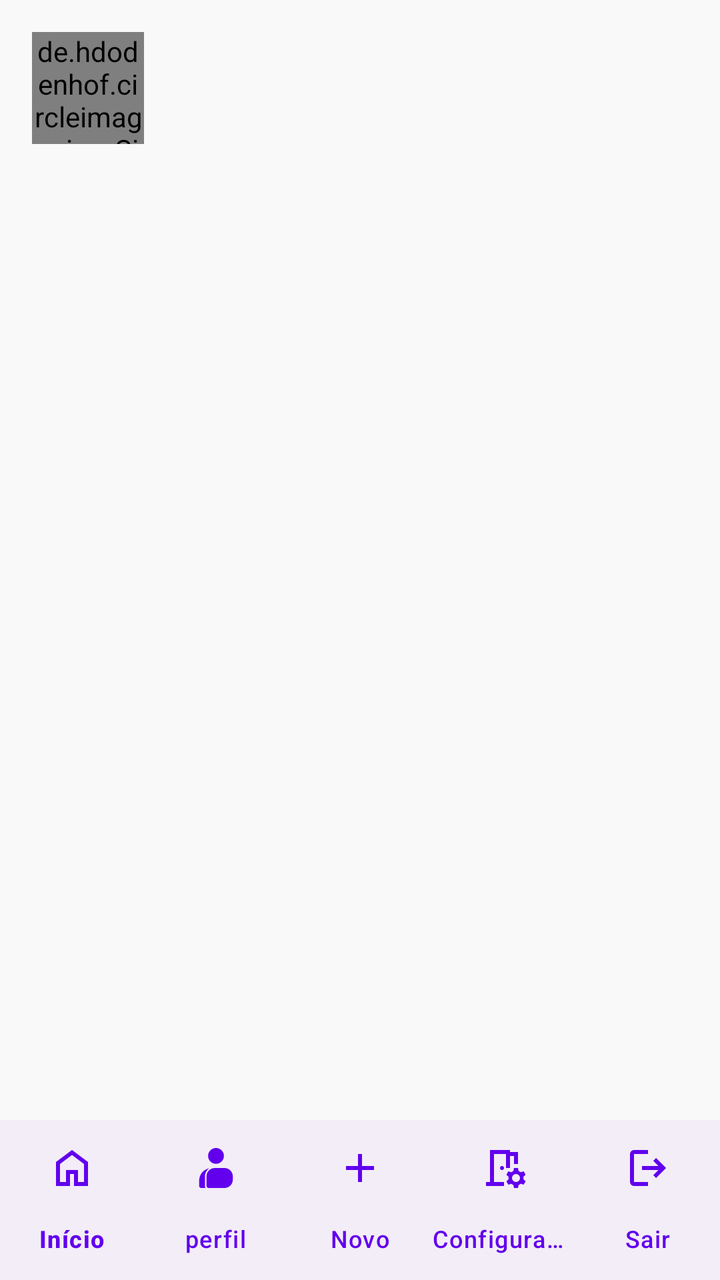
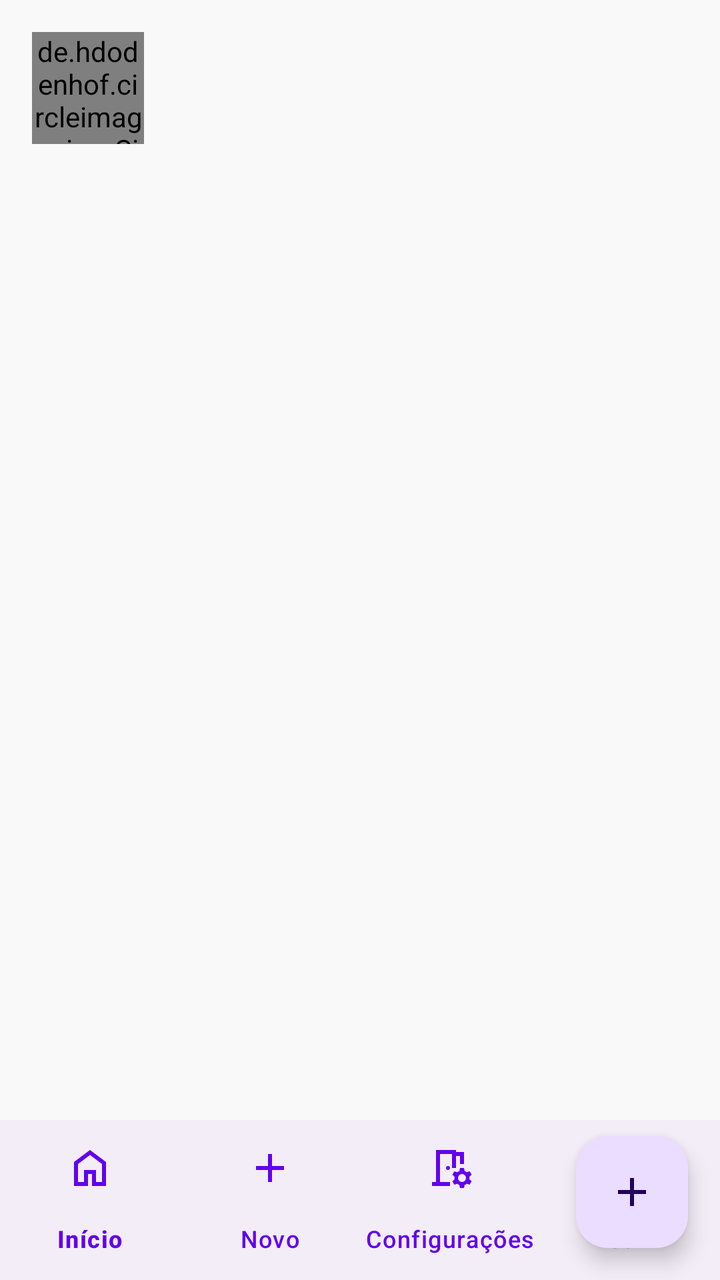

Two renders of the same Android screen: before a commit and after it. Below are the layout's source before the change and the commit's diff.
<!-- AndroidManifest.xml: application theme Theme.Miadot -->
<!-- res/layout/activity_feed.xml -->
<?xml version="1.0" encoding="utf-8"?>
<androidx.constraintlayout.widget.ConstraintLayout
    xmlns:android="http://schemas.android.com/apk/res/android"
    xmlns:app="http://schemas.android.com/apk/res-auto"
    xmlns:tools="http://schemas.android.com/tools"
    android:layout_width="match_parent"
    android:layout_height="match_parent"
    android:background="#F9F9F9"
    tools:context=".activities.FeedActivity">

    
    <de.hdodenhof.circleimageview.CircleImageView
        android:id="@+id/profileImage"
        android:layout_width="56dp"
        android:layout_height="56dp"
        android:layout_marginTop="16dp"
        android:layout_marginStart="16dp"
        android:src="@drawable/default_profile"
        app:civ_border_width="2dp"
        app:civ_border_color="@color/purple_500"
        app:layout_constraintTop_toTopOf="parent"
        app:layout_constraintStart_toStartOf="parent" />

    
    <androidx.recyclerview.widget.RecyclerView
        android:id="@+id/recyclerViewAnimais"
        android:layout_width="0dp"
        android:layout_height="0dp"
        android:padding="8dp"
        android:clipToPadding="false"
        app:layout_constraintTop_toBottomOf="@id/profileImage"
        app:layout_constraintBottom_toTopOf="@id/bottomNavigationView"
        app:layout_constraintStart_toStartOf="parent"
        app:layout_constraintEnd_toEndOf="parent"
        tools:ignore="UnknownId" />

    
    <com.google.android.material.bottomnavigation.BottomNavigationView
        android:id="@+id/bottomNavigationView"
        android:layout_width="0dp"
        android:layout_height="wrap_content"
        android:layout_marginTop="8dp"
        app:menu="@menu/menu_bottom"
        app:labelVisibilityMode="labeled"
        app:itemIconTint="@color/nav_item_color"
        app:itemTextColor="@color/nav_item_color"
        app:layout_constraintBottom_toBottomOf="parent"
        app:layout_constraintStart_toStartOf="parent"
        app:layout_constraintEnd_toEndOf="parent" />

</androidx.constraintlayout.widget.ConstraintLayout>
<!-- resources referenced by this layout -->
<resources>
  <color name="nav_item_color">#6200EE</color>
  <color name="purple_500">#FF6200EE</color>
  <!-- drawable default_profile (drawable) -->
  <vector xmlns:android="http://schemas.android.com/apk/res/android" android:height="24dp" android:tint="#000000" android:viewportHeight="960" android:viewportWidth="960" android:width="24dp">
        
      <path android:fillColor="@android:color/white" android:pathData="M185,880Q168,880 155.5,867.5Q143,855 143,838L143,733Q143,643 199,574Q255,505 343,486Q303,514 281,556.5Q259,599 259,648L259,838Q259,849 262,860Q265,871 272,880L185,880ZM332,880Q315,880 302.5,867.5Q290,855 290,838L290,648Q290,578 339.5,529Q389,480 459,480L648,480Q718,480 767,529Q816,578 816,648L816,712Q816,782 767,831Q718,880 648,880L332,880ZM480,396Q414,396 368,350Q322,304 322,238Q322,172 368,126Q414,80 480,80Q546,80 592,126Q638,172 638,238Q638,304 592,350Q546,396 480,396Z"/>
      
  </vector>
  <style name="Theme.Miadot" parent="Theme.Material3.DayNight.NoActionBar">
          
          <item name="colorPrimary">@color/purple_500</item>
          <item name="colorPrimaryDark">@color/purple_700</item>
          <item name="colorAccent">@color/teal_200</item>
      </style>
  <color name="purple_700">#FF3700B3</color>
  <color name="teal_200">#FF03DAC5</color>
</resources>

<!-- the commit's change to res/layout/activity_feed.xml (unified diff, before → after) -->
@@ -48,4 +48,13 @@
         app:layout_constraintStart_toStartOf="parent"
         app:layout_constraintEnd_toEndOf="parent" />
 
+    <com.google.android.material.floatingactionbutton.FloatingActionButton
+        android:id="@+id/fabAdicionar"
+        android:layout_width="wrap_content"
+        android:layout_height="wrap_content"
+        android:layout_margin="16dp"
+        android:src="@drawable/outline_add"
+        app:layout_constraintBottom_toBottomOf="parent"
+        app:layout_constraintEnd_toEndOf="parent"/>
+
 </androidx.constraintlayout.widget.ConstraintLayout>
<!-- resource entries referenced after the edit -->
@@ -6,6 +6,12 @@
   <vector xmlns:android="http://schemas.android.com/apk/res/android" android:height="24dp" android:tint="#000000" android:viewportHeight="960" android:viewportWidth="960" android:width="24dp">
         
       <path android:fillColor="@android:color/white" android:pathData="M185,880Q168,880 155.5,867.5Q143,855 143,838L143,733Q143,643 199,574Q255,505 343,486Q303,514 281,556.5Q259,599 259,648L259,838Q259,849 262,860Q265,871 272,880L185,880ZM332,880Q315,880 302.5,867.5Q290,855 290,838L290,648Q290,578 339.5,529Q389,480 459,480L648,480Q718,480 767,529Q816,578 816,648L816,712Q816,782 767,831Q718,880 648,880L332,880ZM480,396Q414,396 368,350Q322,304 322,238Q322,172 368,126Q414,80 480,80Q546,80 592,126Q638,172 638,238Q638,304 592,350Q546,396 480,396Z"/>
+      
+  </vector>
+  <!-- drawable outline_add (drawable) -->
+  <vector xmlns:android="http://schemas.android.com/apk/res/android" android:height="24dp" android:tint="#000000" android:viewportHeight="960" android:viewportWidth="960" android:width="24dp">
+        
+      <path android:fillColor="@android:color/white" android:pathData="M440,520L200,520L200,440L440,440L440,200L520,200L520,440L760,440L760,520L520,520L520,760L440,760L440,520Z"/>
       
   </vector>
   <style name="Theme.Miadot" parent="Theme.Material3.DayNight.NoActionBar">
